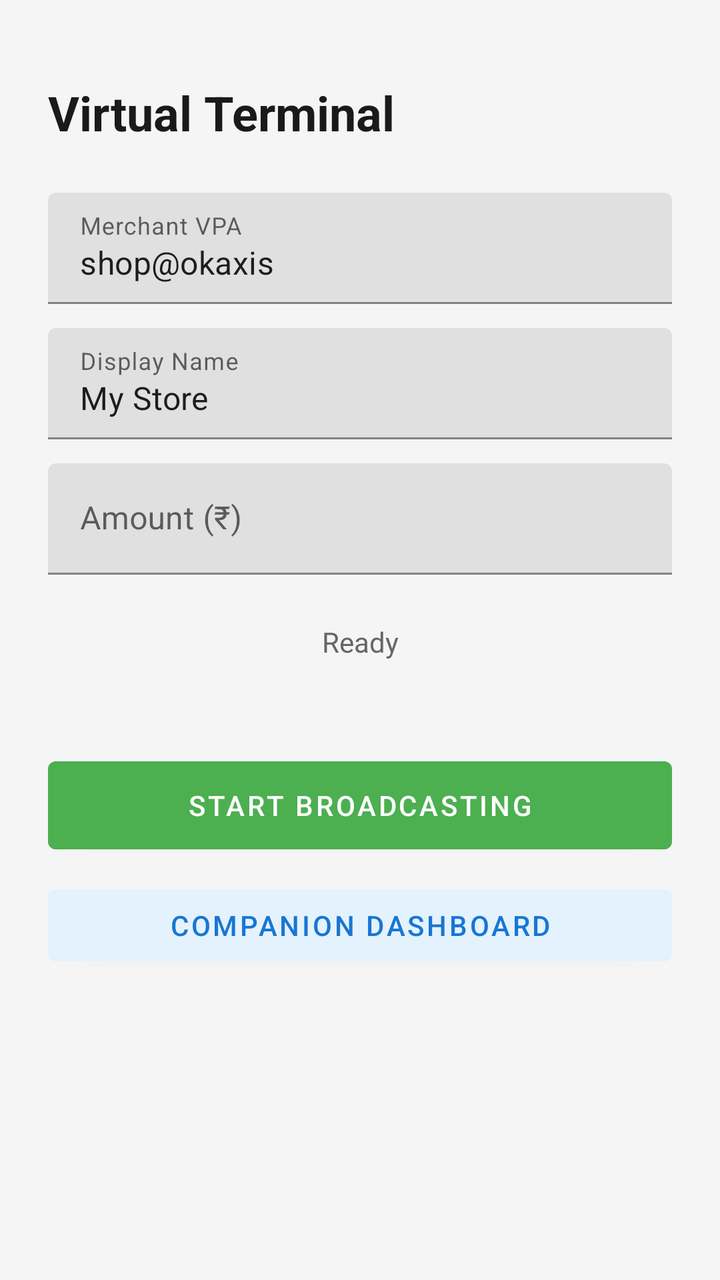
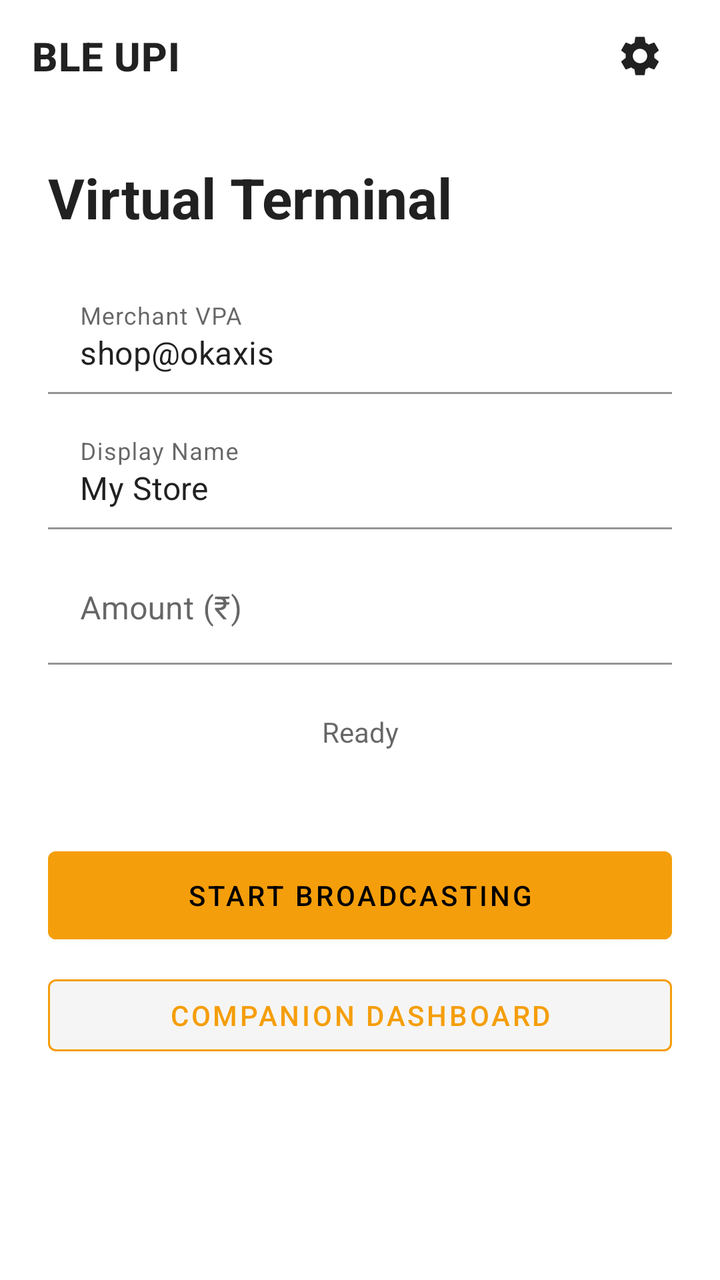

Screens rendered from an Android XML layout before and after an edit, with the pre-edit source and the edit as a unified diff.
<!-- AndroidManifest.xml: application theme Theme.MaterialComponents.DayNight.NoActionBar -->
<!-- res/layout/activity_main.xml -->
<?xml version="1.0" encoding="utf-8"?>
<androidx.constraintlayout.widget.ConstraintLayout
    xmlns:android="http://schemas.android.com/apk/res/android"
    xmlns:app="http://schemas.android.com/apk/res-auto"
    android:layout_width="match_parent"
    android:layout_height="match_parent"
    android:background="#F5F5F5"
    android:padding="24dp">

    <TextView
        android:id="@+id/header"
        android:layout_width="wrap_content"
        android:layout_height="wrap_content"
        android:text="Virtual Terminal"
        android:textColor="#1A1A1A"
        android:textSize="24sp"
        android:textStyle="bold"
        app:layout_constraintStart_toStartOf="parent"
        app:layout_constraintTop_toTopOf="parent"
        android:layout_marginTop="16dp" />

    <com.google.android.material.textfield.TextInputLayout
        android:id="@+id/vpa_layout"
        android:layout_width="0dp"
        android:layout_height="wrap_content"
        android:layout_marginTop="24dp"
        android:hint="Merchant VPA"
        app:layout_constraintEnd_toEndOf="parent"
        app:layout_constraintStart_toStartOf="parent"
        app:layout_constraintTop_toBottomOf="@id/header">

        <com.google.android.material.textfield.TextInputEditText
            android:id="@+id/vpa_input"
            android:layout_width="match_parent"
            android:layout_height="wrap_content"
            android:inputType="text"
            android:text="shop@okaxis" />
    </com.google.android.material.textfield.TextInputLayout>

    <com.google.android.material.textfield.TextInputLayout
        android:id="@+id/name_layout"
        android:layout_width="0dp"
        android:layout_height="wrap_content"
        android:layout_marginTop="12dp"
        android:hint="Display Name"
        app:layout_constraintEnd_toEndOf="parent"
        app:layout_constraintStart_toStartOf="parent"
        app:layout_constraintTop_toBottomOf="@id/vpa_layout">

        <com.google.android.material.textfield.TextInputEditText
            android:id="@+id/name_input"
            android:layout_width="match_parent"
            android:layout_height="wrap_content"
            android:inputType="text"
            android:text="My Store" />
    </com.google.android.material.textfield.TextInputLayout>

    <com.google.android.material.textfield.TextInputLayout
        android:id="@+id/amount_layout"
        android:layout_width="0dp"
        android:layout_height="wrap_content"
        android:layout_marginTop="12dp"
        android:hint="Amount (₹)"
        app:layout_constraintEnd_toEndOf="parent"
        app:layout_constraintStart_toStartOf="parent"
        app:layout_constraintTop_toBottomOf="@id/name_layout">

        <com.google.android.material.textfield.TextInputEditText
            android:id="@+id/amount_input"
            android:layout_width="match_parent"
            android:layout_height="wrap_content"
            android:inputType="numberDecimal" />
    </com.google.android.material.textfield.TextInputLayout>

    <TextView
        android:id="@+id/status_text"
        android:layout_width="wrap_content"
        android:layout_height="wrap_content"
        android:text="Ready"
        android:textColor="#666"
        android:textSize="14sp"
        android:layout_marginTop="24dp"
        app:layout_constraintEnd_toEndOf="parent"
        app:layout_constraintStart_toStartOf="parent"
        app:layout_constraintTop_toBottomOf="@id/amount_layout" />

    <TextView
        android:id="@+id/elapsed_text"
        android:layout_width="wrap_content"
        android:layout_height="wrap_content"
        android:text=""
        android:textColor="#999"
        android:textSize="12sp"
        android:layout_marginTop="4dp"
        app:layout_constraintEnd_toEndOf="parent"
        app:layout_constraintStart_toStartOf="parent"
        app:layout_constraintTop_toBottomOf="@id/status_text" />

    <Button
        android:id="@+id/broadcast_button"
        android:layout_width="0dp"
        android:layout_height="56dp"
        android:text="Start Broadcasting"
        android:textColor="#FFFFFF"
        android:backgroundTint="#4CAF50"
        android:layout_marginTop="24dp"
        app:layout_constraintEnd_toEndOf="parent"
        app:layout_constraintStart_toStartOf="parent"
        app:layout_constraintTop_toBottomOf="@id/elapsed_text" />

    <Button
        android:id="@+id/dashboard_button"
        android:layout_width="0dp"
        android:layout_height="48dp"
        android:text="Companion Dashboard"
        android:textColor="#1976D2"
        android:backgroundTint="#E3F2FD"
        android:layout_marginTop="8dp"
        app:layout_constraintEnd_toEndOf="parent"
        app:layout_constraintStart_toStartOf="parent"
        app:layout_constraintTop_toBottomOf="@id/broadcast_button" />

</androidx.constraintlayout.widget.ConstraintLayout>
<!-- resources referenced by this layout -->
<resources>

</resources>

<!-- the commit's change to res/layout/activity_main.xml (unified diff, before → after) -->
@@ -2,22 +2,95 @@
 <androidx.constraintlayout.widget.ConstraintLayout
     xmlns:android="http://schemas.android.com/apk/res/android"
     xmlns:app="http://schemas.android.com/apk/res-auto"
+    xmlns:tools="http://schemas.android.com/tools"
+    android:id="@+id/main_layout"
     android:layout_width="match_parent"
     android:layout_height="match_parent"
-    android:background="#F5F5F5"
-    android:padding="24dp">
+    android:background="?android:colorBackground"
+    android:fitsSystemWindows="true">
+
+    <androidx.appcompat.widget.Toolbar
+        android:id="@+id/toolbar"
+        android:layout_width="0dp"
+        android:layout_height="?attr/actionBarSize"
+        android:background="?android:colorBackground"
+        android:elevation="0dp"
+        app:contentInsetStart="16dp"
+        app:contentInsetEnd="16dp"
+        app:layout_constraintEnd_toEndOf="parent"
+        app:layout_constraintStart_toStartOf="parent"
+        app:layout_constraintTop_toTopOf="parent">
+
+        <TextView
+            android:layout_width="wrap_content"
+            android:layout_height="wrap_content"
+            android:text="BLE UPI"
+            android:textAppearance="?attr/textAppearanceHeadline6"
+            android:textColor="?android:textColorPrimary"
+            android:textStyle="bold" />
+
+        <ImageView
+            android:id="@+id/settings_button"
+            android:layout_width="48dp"
+            android:layout_height="48dp"
+            android:layout_gravity="end"
+            android:src="@drawable/ic_settings"
+            android:padding="12dp"
+            android:contentDescription="Settings"
+            android:background="?attr/selectableItemBackgroundBorderless" />
+    </androidx.appcompat.widget.Toolbar>
+
+    <LinearLayout
+        android:id="@+id/banner_layout"
+        android:layout_width="0dp"
+        android:layout_height="wrap_content"
+        android:background="#FEF3C7"
+        android:orientation="horizontal"
+        android:gravity="center_vertical"
+        android:padding="16dp"
+        android:visibility="gone"
+        app:layout_constraintEnd_toEndOf="parent"
+        app:layout_constraintStart_toStartOf="parent"
+        app:layout_constraintTop_toBottomOf="@id/toolbar"
+        tools:visibility="visible">
+
+        <TextView
+            android:id="@+id/banner_text"
+            android:layout_width="0dp"
+            android:layout_height="wrap_content"
+            android:layout_weight="1"
+            android:text="Bluetooth is off"
+            android:textColor="#92400E"
+            android:textSize="14sp"
+            android:textStyle="bold" />
+
+        <TextView
+            android:id="@+id/banner_button"
+            android:layout_width="wrap_content"
+            android:layout_height="48dp"
+            android:gravity="center"
+            android:minWidth="48dp"
+            android:paddingStart="16dp"
+            android:paddingEnd="16dp"
+            android:text="Turn On"
+            android:textColor="#B45309"
+            android:textSize="14sp"
+            android:textStyle="bold"
+            android:background="?attr/selectableItemBackground" />
+    </LinearLayout>
 
     <TextView
         android:id="@+id/header"
         android:layout_width="wrap_content"
         android:layout_height="wrap_content"
         android:text="Virtual Terminal"
-        android:textColor="#1A1A1A"
-        android:textSize="24sp"
+        android:textColor="?android:textColorPrimary"
+        android:textSize="28sp"
         android:textStyle="bold"
         app:layout_constraintStart_toStartOf="parent"
-        app:layout_constraintTop_toTopOf="parent"
-        android:layout_marginTop="16dp" />
+        app:layout_constraintTop_toBottomOf="@id/banner_layout"
+        android:layout_marginTop="24dp"
+        android:layout_marginStart="24dp" />
 
     <com.google.android.material.textfield.TextInputLayout
         android:id="@+id/vpa_layout"
@@ -25,6 +98,9 @@
         android:layout_height="wrap_content"
         android:layout_marginTop="24dp"
         android:hint="Merchant VPA"
+        android:layout_marginStart="24dp"
+        android:layout_marginEnd="24dp"
+        app:boxBackgroundColor="?android:colorBackground"
         app:layout_constraintEnd_toEndOf="parent"
         app:layout_constraintStart_toStartOf="parent"
         app:layout_constraintTop_toBottomOf="@id/header">
@@ -34,6 +110,7 @@
             android:layout_width="match_parent"
             android:layout_height="wrap_content"
             android:inputType="text"
+            android:textColor="?android:textColorPrimary"
             android:text="shop@okaxis" />
     </com.google.android.material.textfield.TextInputLayout>
 
@@ -43,6 +120,9 @@
         android:layout_height="wrap_content"
         android:layout_marginTop="12dp"
         android:hint="Display Name"
+        android:layout_marginStart="24dp"
+        android:layout_marginEnd="24dp"
+        app:boxBackgroundColor="?android:colorBackground"
         app:layout_constraintEnd_toEndOf="parent"
         app:layout_constraintStart_toStartOf="parent"
         app:layout_constraintTop_toBottomOf="@id/vpa_layout">
@@ -52,6 +132,7 @@
             android:layout_width="match_parent"
             android:layout_height="wrap_content"
             android:inputType="text"
+            android:textColor="?android:textColorPrimary"
             android:text="My Store" />
     </com.google.android.material.textfield.TextInputLayout>
 
@@ -61,6 +142,9 @@
         android:layout_height="wrap_content"
         android:layout_marginTop="12dp"
         android:hint="Amount (₹)"
+        android:layout_marginStart="24dp"
+        android:layout_marginEnd="24dp"
+        app:boxBackgroundColor="?android:colorBackground"
         app:layout_constraintEnd_toEndOf="parent"
         app:layout_constraintStart_toStartOf="parent"
         app:layout_constraintTop_toBottomOf="@id/name_layout">
@@ -69,7 +153,8 @@
             android:id="@+id/amount_input"
             android:layout_width="match_parent"
             android:layout_height="wrap_content"
-            android:inputType="numberDecimal" />
+            android:inputType="numberDecimal"
+            android:textColor="?android:textColorPrimary" />
     </com.google.android.material.textfield.TextInputLayout>
 
     <TextView
@@ -77,7 +162,7 @@
         android:layout_width="wrap_content"
         android:layout_height="wrap_content"
         android:text="Ready"
-        android:textColor="#666"
+        android:textColor="?android:textColorSecondary"
         android:textSize="14sp"
         android:layout_marginTop="24dp"
         app:layout_constraintEnd_toEndOf="parent"
@@ -89,7 +174,7 @@
         android:layout_width="wrap_content"
         android:layout_height="wrap_content"
         android:text=""
-        android:textColor="#999"
+        android:textColor="?android:textColorSecondary"
         android:textSize="12sp"
         android:layout_marginTop="4dp"
         app:layout_constraintEnd_toEndOf="parent"
@@ -101,8 +186,10 @@
         android:layout_width="0dp"
         android:layout_height="56dp"
         android:text="Start Broadcasting"
-        android:textColor="#FFFFFF"
-        android:backgroundTint="#4CAF50"
+        android:textColor="#000000"
+        android:backgroundTint="#F59E0B"
+        android:layout_marginStart="24dp"
+        android:layout_marginEnd="24dp"
         android:layout_marginTop="24dp"
         app:layout_constraintEnd_toEndOf="parent"
         app:layout_constraintStart_toStartOf="parent"
@@ -113,9 +200,13 @@
         android:layout_width="0dp"
         android:layout_height="48dp"
         android:text="Companion Dashboard"
-        android:textColor="#1976D2"
-        android:backgroundTint="#E3F2FD"
+        android:textColor="#F59E0B"
+        android:backgroundTint="#F5F5F5"
+        android:layout_marginStart="24dp"
+        android:layout_marginEnd="24dp"
         android:layout_marginTop="8dp"
+        style="@style/Widget.MaterialComponents.Button.OutlinedButton"
+        app:strokeColor="#F59E0B"
         app:layout_constraintEnd_toEndOf="parent"
         app:layout_constraintStart_toStartOf="parent"
         app:layout_constraintTop_toBottomOf="@id/broadcast_button" />
<!-- resource entries referenced after the edit -->
@@ -1,5 +1,16 @@
 <!-- resources referenced by this layout -->
 <resources>
-
+  <!-- drawable ic_settings (drawable) -->
+  <?xml version="1.0" encoding="utf-8"?>
+  <vector xmlns:android="http://schemas.android.com/apk/res/android"
+      android:width="24dp"
+      android:height="24dp"
+      android:viewportWidth="24"
+      android:viewportHeight="24"
+      android:tint="?android:textColorPrimary">
+      <path
+          android:fillColor="#FF000000"
+          android:pathData="M19.14,12.94c0.04,-0.3 0.06,-0.61 0.06,-0.94c0,-0.32 -0.02,-0.64 -0.07,-0.94l2.03,-1.58c0.18,-0.14 0.23,-0.41 0.12,-0.61l-1.92,-3.32c-0.12,-0.22 -0.37,-0.29 -0.59,-0.22l-2.39,0.96c-0.5,-0.38 -1.03,-0.7 -1.62,-0.94L14.4,2.81c-0.04,-0.24 -0.24,-0.41 -0.48,-0.41h-3.84c-0.24,0 -0.43,0.17 -0.47,0.41L9.25,5.35C8.66,5.59 8.12,5.92 7.63,6.29L5.24,5.33c-0.22,-0.08 -0.47,0 -0.59,0.22L2.74,8.87C2.62,9.08 2.66,9.34 2.86,9.48l2.03,1.58C4.84,11.36 4.8,11.69 4.8,12s0.02,0.64 0.07,0.94l-2.03,1.58c-0.18,0.14 -0.23,0.41 -0.12,0.61l1.92,3.32c0.12,0.22 0.37,0.29 0.59,0.22l2.39,-0.96c0.5,0.38 1.03,0.7 1.62,0.94l0.36,2.54c0.05,0.24 0.24,0.41 0.48,0.41h3.84c0.24,0 0.44,-0.17 0.47,-0.41l0.36,-2.54c0.59,-0.24 1.13,-0.56 1.62,-0.94l2.39,0.96c0.22,0.08 0.47,0 0.59,-0.22l1.92,-3.32c0.12,-0.22 0.07,-0.47 -0.12,-0.61L19.14,12.94zM12,15.6c-1.98,0 -3.6,-1.62 -3.6,-3.6s1.62,-3.6 3.6,-3.6s3.6,1.62 3.6,3.6S13.98,15.6 12,15.6z" />
+  </vector>
 </resources>
 
